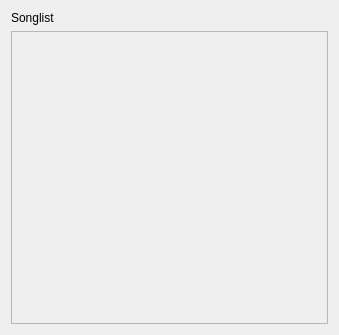
The window that UI/SongListView.ui (Hperigee/vocalMaximum) describes before a commit, drawn with Qt 5.
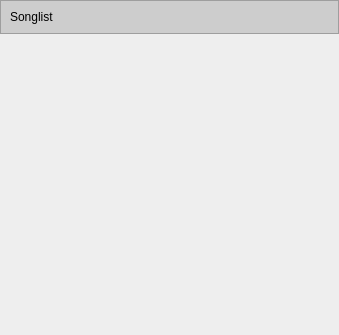
The same window after the commit.

```diff
--- a/UI/SongListView.ui
+++ b/UI/SongListView.ui
@@ -14,20 +14,63 @@
    <string>Form</string>
   </property>
   <layout class="QHBoxLayout" name="horizontalLayout">
+   <property name="spacing">
+    <number>0</number>
+   </property>
+   <property name="leftMargin">
+    <number>0</number>
+   </property>
+   <property name="topMargin">
+    <number>0</number>
+   </property>
+   <property name="rightMargin">
+    <number>0</number>
+   </property>
+   <property name="bottomMargin">
+    <number>0</number>
+   </property>
    <item>
     <layout class="QVBoxLayout" name="Songlist_area">
+     <property name="spacing">
+      <number>0</number>
+     </property>
      <item>
-      <widget class="QLabel" name="Songlist_label">
-       <property name="enabled">
-        <bool>true</bool>
+      <widget class="QFrame" name="frame">
+       <property name="styleSheet">
+        <string notr="true">background-color: #cdcdcd;
+border-bottom: 1px solid #bbbbbb;</string>
        </property>
-       <property name="text">
-        <string>Songlist</string>
+       <property name="frameShape">
+        <enum>QFrame::StyledPanel</enum>
        </property>
+       <property name="frameShadow">
+        <enum>QFrame::Raised</enum>
+       </property>
+       <layout class="QGridLayout" name="gridLayout">
+        <item row="0" column="0">
+         <widget class="QLabel" name="Songlist_label">
+          <property name="enabled">
+           <bool>true</bool>
+          </property>
+          <property name="styleSheet">
+           <string notr="true">font: 16pt &quot;Noto Sans KR medium&quot;;
+color: #000;
+border:none;</string>
+          </property>
+          <property name="text">
+           <string>Songlist</string>
+          </property>
+         </widget>
+        </item>
+       </layout>
       </widget>
      </item>
      <item>
       <widget class="QScrollArea" name="Songlist_scrollArea">
+       <property name="styleSheet">
+        <string notr="true">background-color: #eeeeee;
+border: none;</string>
+       </property>
        <property name="widgetResizable">
         <bool>true</bool>
        </property>
@@ -36,8 +79,8 @@
          <rect>
           <x>0</x>
           <y>0</y>
-          <width>317</width>
-          <height>295</height>
+          <width>337</width>
+          <height>282</height>
          </rect>
         </property>
         <layout class="QVBoxLayout" name="verticalLayout_6"/>
```
Left out of the diff: 2 changed lines with no effect on the pictures.
